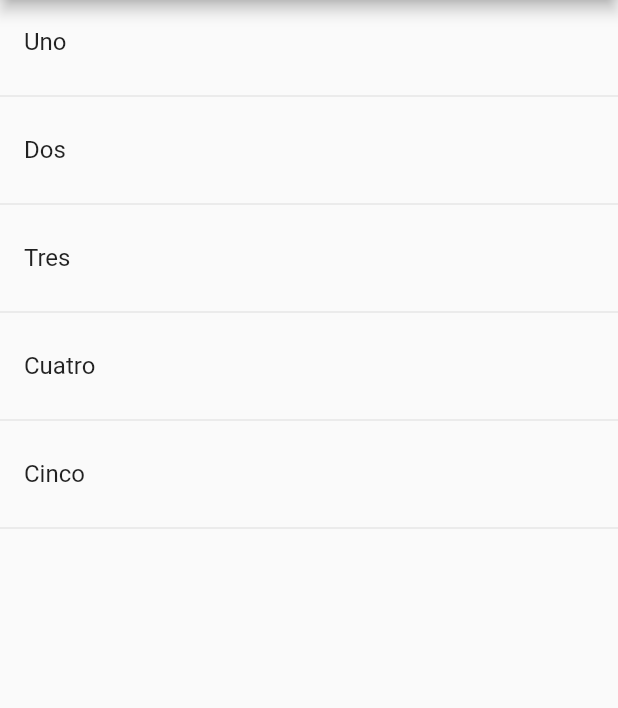
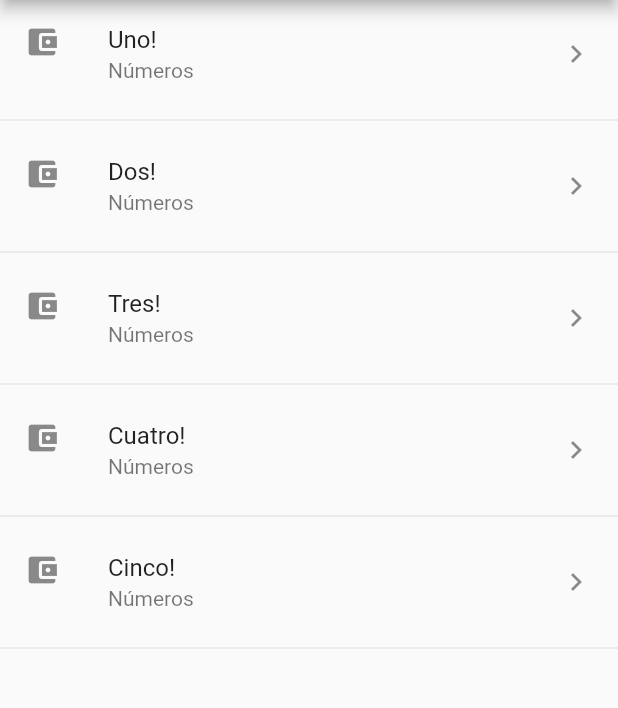
Before and after one commit to HildaPech/F-ComponontesFlutter, a Flutter app: the screen it shows after launch, on a phone screen of 412 x 824 dp, the part 84-792 px from its top. Run offline on Flutter 3.47's test engine with Material 2 defaults, Android fonts, the phone set to English and light mode, and no system bars.

Commit message:
video7_Método map de las listas y ListTile

```diff
--- a/lib/src/pages/home_temp.dart
+++ b/lib/src/pages/home_temp.dart
@@ -11,7 +11,8 @@ class HomePageTemp extends StatelessWidget {
         title: Text('Componentes Temp'),
       ),
       body: ListView(
-        children: _crearItems()
+        //children: _crearItems()
+        children: _crearItemsCorta()
       ),
     );
   }
@@ -29,6 +30,22 @@ class HomePageTemp extends StatelessWidget {
     return lista;
   }
   List<Widget> _crearItemsCorta(){
+      return opciones.map((item){
+
+        return Column(
+          children: <Widget>[
+            ListTile(
+              title: Text(item + '!'),
+              subtitle: Text('Números'),
+              leading: Icon(Icons.account_balance_wallet),
+              trailing: Icon(Icons.keyboard_arrow_right),
+              onTap: (){ },
+
+            ),
+            Divider()
+          ],
+        );
+      }).toList();
 
   }
 }
```
